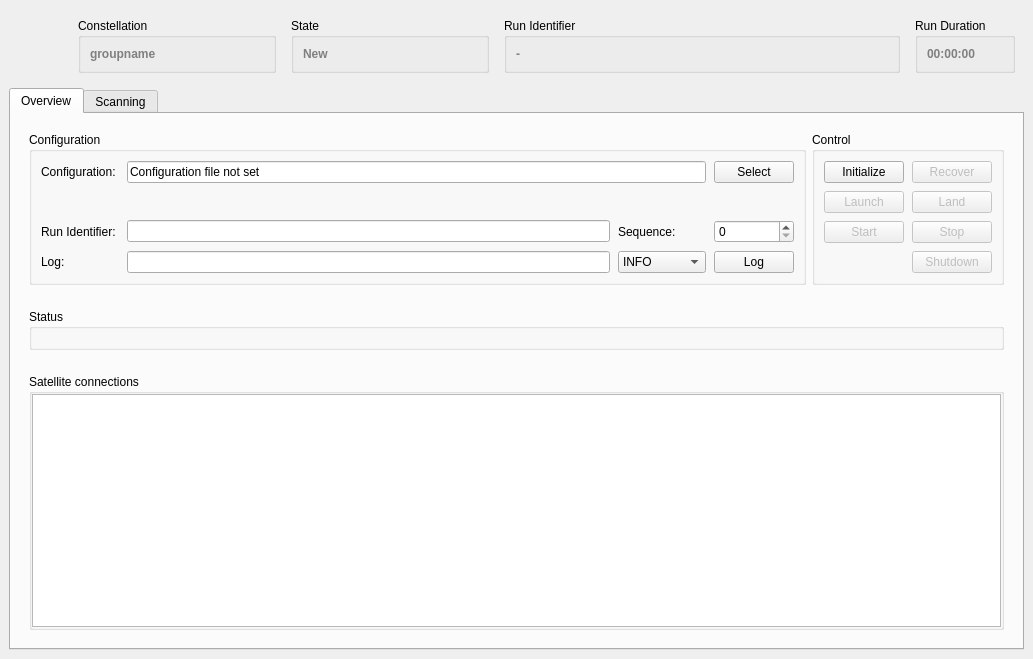
Before: the Qt Designer form cxx/controllers/MissionControl/euRun.ui in constellation-daq/Constellation, drawn with Qt 5.
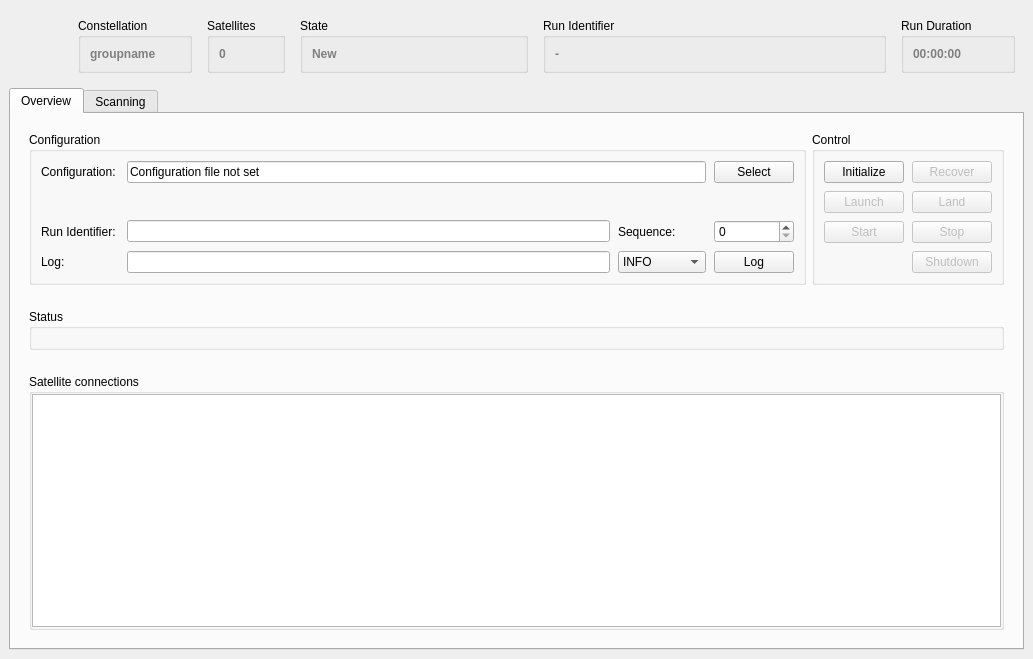
After: the same form once the commit is applied. Icons and pictures are not drawn.

Commit message: MissionControl: add number of satellites to title

What changed in the file:
```diff
--- a/cxx/controllers/MissionControl/euRun.ui
+++ b/cxx/controllers/MissionControl/euRun.ui
@@ -123,11 +123,27 @@
          </layout>
         </widget>
        </item>
+       <item>
+        <widget class="QGroupBox" name="satelliteBox">
+         <property name="title">
+          <string>Satellites</string>
+         </property>
+         <layout class="QHBoxLayout" name="horizontalLayout_7">
+          <item>
+           <widget class="QLabel" name="labelNrSatellites">
+            <property name="text">
+             <string>&lt;font color='gray'&gt;&lt;b&gt;0&lt;/b&gt;&lt;/font&gt;</string>
+            </property>
+           </widget>
+          </item>
+         </layout>
+        </widget>
+       </item>
        <item>
         <widget class="QGroupBox" name="stateBox">
          <property name="sizePolicy">
           <sizepolicy hsizetype="Preferred" vsizetype="Preferred">
-           <horstretch>1</horstretch>
+           <horstretch>2</horstretch>
            <verstretch>0</verstretch>
           </sizepolicy>
          </property>
@@ -173,7 +189,7 @@
         <widget class="QGroupBox" name="runidBox">
          <property name="sizePolicy">
           <sizepolicy hsizetype="Expanding" vsizetype="Preferred">
-           <horstretch>2</horstretch>
+           <horstretch>3</horstretch>
            <verstretch>0</verstretch>
           </sizepolicy>
          </property>
@@ -193,6 +209,12 @@
        </item>
        <item>
         <widget class="QGroupBox" name="runtimeBox">
+         <property name="sizePolicy">
+          <sizepolicy hsizetype="Preferred" vsizetype="Preferred">
+           <horstretch>1</horstretch>
+           <verstretch>0</verstretch>
+          </sizepolicy>
+         </property>
          <property name="title">
           <string>Run Duration</string>
          </property>
```
The commit also changes 3 other files.
